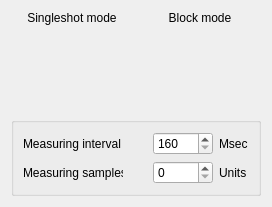
Melomanstd/daq_gui, file ui/parametersdialog.ui: the form before one commit.
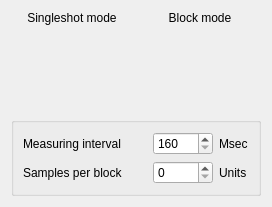
The form after the commit. Icons and pictures are not drawn.

```diff
--- a/ui/parametersdialog.ui
+++ b/ui/parametersdialog.ui
@@ -180,7 +180,7 @@
            </size>
           </property>
           <property name="text">
-           <string>Measuring samples</string>
+           <string>Samples per block</string>
           </property>
          </widget>
         </item>
```
Left out of the diff: 2 changed lines with no effect on the pictures.
